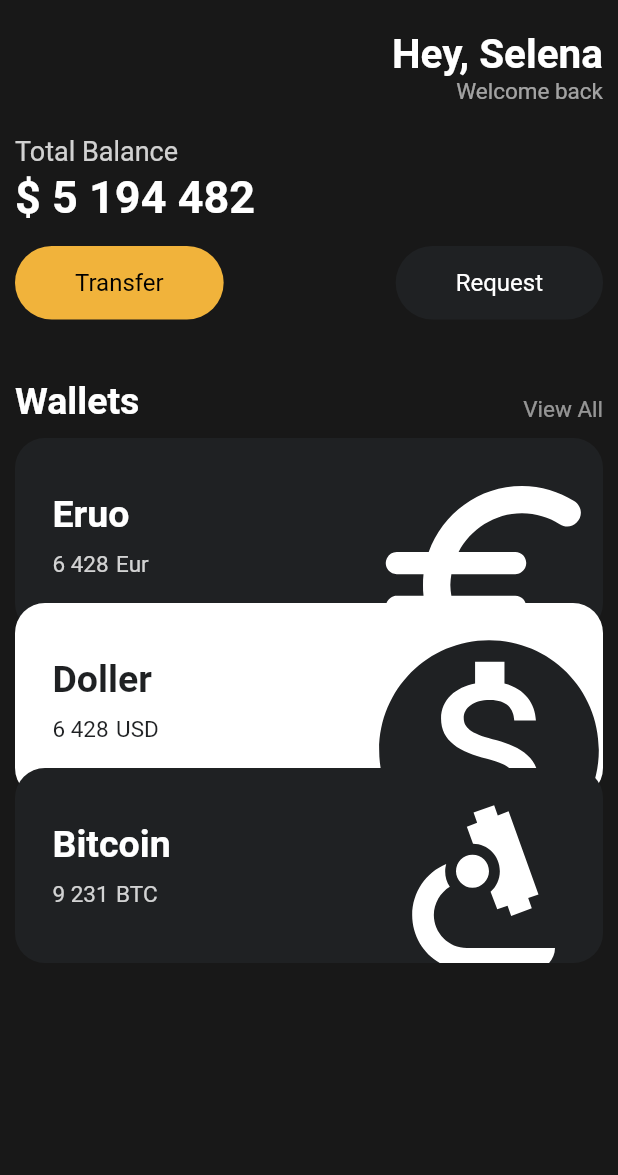
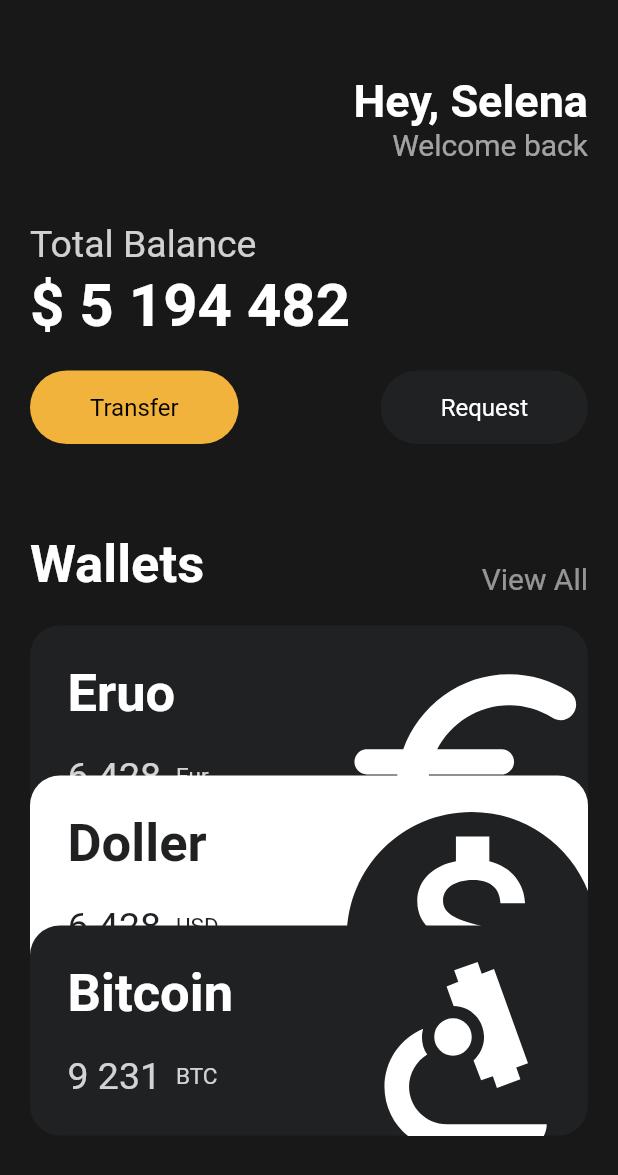
Before and after one commit to junxtar/flutter-study, a Flutter app: the screen it shows after launch, on a phone screen of 412 x 824 dp. Shown: the top 1175 px of the screen. Run offline on Flutter 3.47's test engine with Material 2 defaults, Android fonts, the phone set to English and light mode, and no system bars.

Commit message:
code challenge

```diff
--- a/ui_challenge/lib/main.dart
+++ b/ui_challenge/lib/main.dart
@@ -17,13 +17,13 @@ class App extends StatelessWidget {
         body: SingleChildScrollView(
           child: Padding(
             padding: const EdgeInsets.symmetric(
-              horizontal: 10,
+              horizontal: 20,
             ),
             child: Column(
               crossAxisAlignment: CrossAxisAlignment.start,
               children: [
                 const SizedBox(
-                  height: 20,
+                  height: 50,
                 ),
                 Row(
                   mainAxisAlignment: MainAxisAlignment.end,
@@ -35,7 +35,7 @@ class App extends StatelessWidget {
                           "Hey, Selena",
                           style: TextStyle(
                               color: Colors.white,
-                              fontSize: 27,
+                              fontSize: 30,
                               fontWeight: FontWeight.w700),
                         ),
                         Text(
@@ -43,7 +43,7 @@ class App extends StatelessWidget {
                           style: TextStyle(
                             color: const Color.fromARGB(255, 255, 255, 255)
                                 .withOpacity(0.6),
-                            fontSize: 15,
+                            fontSize: 20,
                           ),
                         ),
                       ],
@@ -51,13 +51,13 @@ class App extends StatelessWidget {
                   ],
                 ),
                 const SizedBox(
-                  height: 20,
+                  height: 40,
                 ),
                 Text(
                   "Total Balance",
                   style: TextStyle(
                     color: Colors.white.withOpacity(0.8),
-                    fontSize: 18,
+                    fontSize: 25,
                   ),
                 ),
                 const SizedBox(
@@ -67,11 +67,11 @@ class App extends StatelessWidget {
                   "\$ 5 194 482",
                   style: TextStyle(
                       color: Colors.white,
-                      fontSize: 30,
+                      fontSize: 40,
                       fontWeight: FontWeight.bold),
                 ),
                 const SizedBox(
-                  height: 15,
+                  height: 20,
                 ),
                 Row(
                     mainAxisAlignment: MainAxisAlignment.spaceBetween,
@@ -88,7 +88,7 @@ class App extends StatelessWidget {
                       ),
                     ]),
                 const SizedBox(
-                  height: 40,
+                  height: 60,
                 ),
                 Row(
                   crossAxisAlignment: CrossAxisAlignment.end,
@@ -98,7 +98,7 @@ class App extends StatelessWidget {
                       "Wallets",
                       style: TextStyle(
                         color: Colors.white,
-                        fontSize: 25,
+                        fontSize: 35,
                         fontWeight: FontWeight.bold,
                       ),
                     ),
@@ -106,13 +106,13 @@ class App extends StatelessWidget {
                       "View All",
                       style: TextStyle(
                         color: Colors.white54,
-                        fontSize: 15,
+                        fontSize: 20,
                       ),
                     ),
                   ],
                 ),
                 const SizedBox(
-                  height: 10,
+                  height: 20,
                 ),
                 const CurrencyCard(
                   name: "Eruo",
@@ -120,6 +120,7 @@ class App extends StatelessWidget {
                   amount: "6 428",
                   icon: Icons.euro_rounded,
                   isInverted: false,
+                  order: 0,
                 ),
                 Transform.translate(
                   offset: const Offset(0, -20),
@@ -129,6 +130,7 @@ class App extends StatelessWidget {
                     amount: "6 428",
                     icon: Icons.monetization_on,
                     isInverted: true,
+                    order: 1,
                   ),
                 ),
                 Transform.translate(
@@ -139,6 +141,7 @@ class App extends StatelessWidget {
                     amount: "9 231",
                     icon: Icons.biotech,
                     isInverted: false,
+                    order: 2,
                   ),
                 ),
               ],
--- a/ui_challenge/lib/widgets/currency_card.dart
+++ b/ui_challenge/lib/widgets/currency_card.dart
@@ -5,6 +5,7 @@ class CurrencyCard extends StatelessWidget {
   final String name, code, amount;
   final IconData icon;
   final bool isInverted;
+  final int order;
 
   final _blackColor = const Color(0xFF1F2123);
 
@@ -15,11 +16,14 @@ class CurrencyCard extends StatelessWidget {
     required this.amount,
     required this.icon,
     required this.isInverted,
+    required this.order,
   });
 
   @override
   Widget build(BuildContext context) {
-    return Container(
+    return Transform.translate(
+      offset: Offset(0, (order * -20)),
+      child: Container(
         clipBehavior: Clip.hardEdge,
         decoration: BoxDecoration(
           color: isInverted ? Colors.white : _blackColor,
@@ -37,11 +41,11 @@ class CurrencyCard extends StatelessWidget {
                     name,
                     style: TextStyle(
                         color: isInverted ? _blackColor : Colors.white,
-                      fontSize: 25,
+                        fontSize: 35,
                         fontWeight: FontWeight.w600),
                   ),
                   const SizedBox(
-                  height: 10,
+                    height: 20,
                   ),
                   Row(
                     children: [
@@ -51,11 +55,11 @@ class CurrencyCard extends StatelessWidget {
                           color: isInverted
                               ? _blackColor
                               : Colors.white.withOpacity(0.8),
-                        fontSize: 15,
+                          fontSize: 25,
                         ),
                       ),
                       const SizedBox(
-                      width: 5,
+                        width: 10,
                       ),
                       Text(
                         code,
@@ -71,7 +75,7 @@ class CurrencyCard extends StatelessWidget {
                 ],
               ),
               Transform.scale(
-              scale: 2.2,
+                scale: 2.5,
                 child: Transform.translate(
                   offset: const Offset(-5, 15),
                   child: Icon(
@@ -84,6 +88,7 @@ class CurrencyCard extends StatelessWidget {
             ],
           ),
         ),
+      ),
     );
   }
 }
```
Lines whose indentation alone changed are shown as unchanged.
